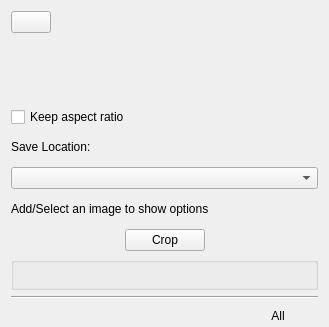
KDE/krita, file plugins/tools/defaulttool/referenceimagestool/WdgToolOptions.ui: the form before one commit.
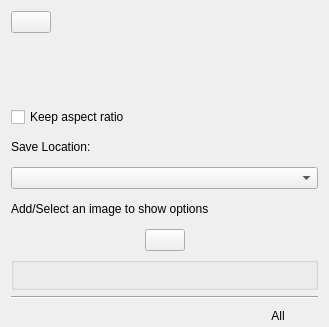
The form after the commit. Custom widgets are drawn as their Qt base class.

Commit message:
Integrate paint() with crop button in wdg
This allows to paint the crop decoration or vector object decoration
according to the bnCrop in reference widget

The edit to the form file:
```diff
--- a/plugins/tools/defaulttool/referenceimagestool/WdgToolOptions.ui
+++ b/plugins/tools/defaulttool/referenceimagestool/WdgToolOptions.ui
@@ -91,7 +91,7 @@
        <item row="0" column="1">
         <widget class="QPushButton" name="pushButton">
          <property name="text">
-          <string>Crop</string>
+          <string/>
          </property>
         </widget>
        </item>
```
Left out of the diff: 2 changed lines with no effect on the pictures. The commit also changes 7 other files.
